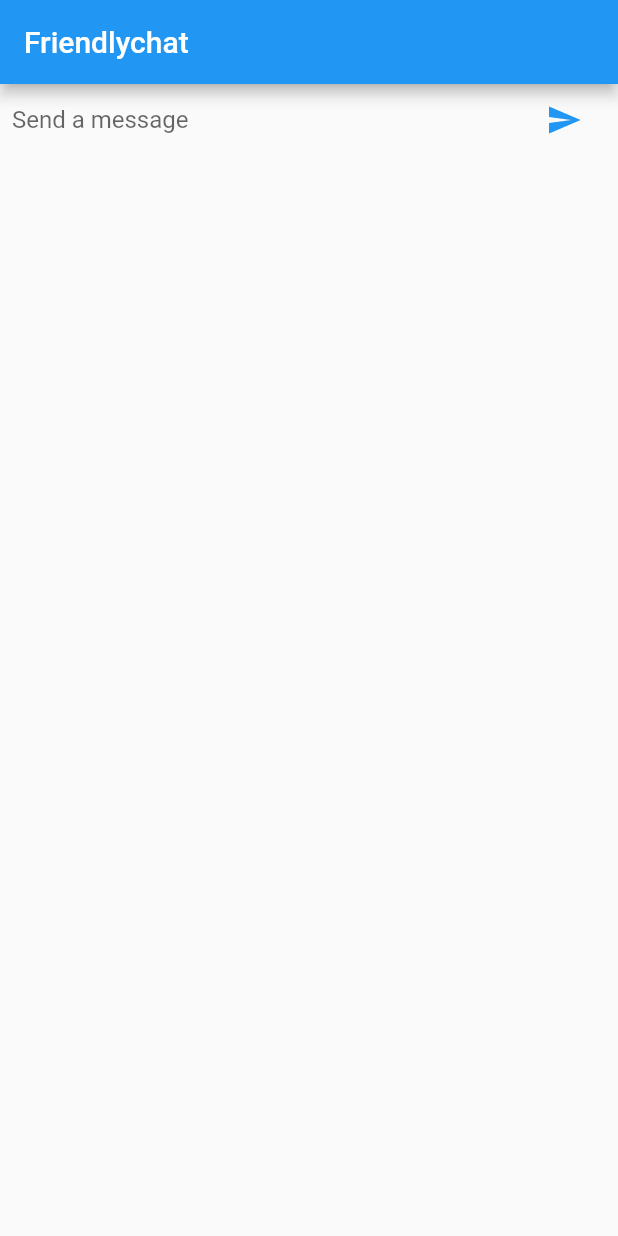
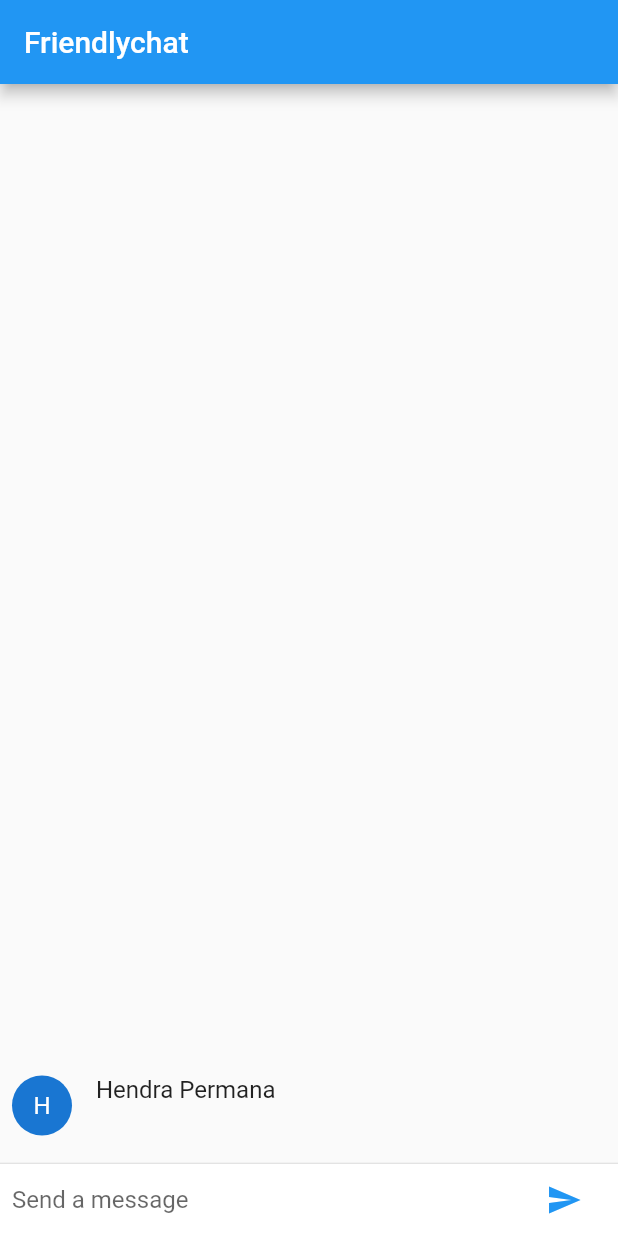
Before and after one commit to hynra/flutter-playground, a Flutter app: the screen it shows after launch, after a tap on the "send" icon, on a phone screen of 412 x 824 dp. Run offline on Flutter 3.47's test engine with Material 2 defaults, Android fonts, the phone set to English and light mode, and no system bars.

```diff
--- a/lib/main.dart
+++ b/lib/main.dart
@@ -1,4 +1,6 @@
 import 'package:flutter/material.dart';
+
+const String _name = "Hendra Permana";
 
 void main() {
   runApp(FriendlychatApp());
@@ -23,6 +25,7 @@ class ChatScreen extends StatefulWidget {
 
 class ChatScreenState extends State<ChatScreen> {
   final TextEditingController _controller = TextEditingController();
+  final List<ChatMessage> _messages = <ChatMessage>[];
 
   @override
   Widget build(BuildContext context) {
@@ -30,7 +33,26 @@ class ChatScreenState extends State<ChatScreen> {
       appBar: AppBar(
         title: Text("Friendlychat"),
       ),
-      body: _buildTextComposer(),
+      body: Column(
+        children: <Widget>[
+          Flexible(
+              child: ListView.builder(
+                padding: EdgeInsets.all(8),
+                reverse: true,
+                itemBuilder: (_, index) => _messages[index],
+                itemCount: _messages.length,
+              ),
+          ),
+          Divider(height: 1),
+          Container(
+            decoration: BoxDecoration(
+              color: Theme.of(context).cardColor
+            ),
+            child: this._buildTextComposer(),
+          ),
+        ],
+      ),
+      //body: _buildTextComposer(),
     );
   }
 
@@ -62,5 +84,46 @@ class ChatScreenState extends State<ChatScreen> {
 
   void _handleSubmitted(String text) {
     _controller.clear();
+    ChatMessage cm = ChatMessage(text: text);
+    setState(() {
+      _messages.insert(0, cm);
+    });
   }
 }
+
+class ChatMessage extends StatelessWidget {
+  final String text;
+
+  ChatMessage({this.text});
+
+  @override
+  Widget build(BuildContext context) {
+    return Container(
+      margin: EdgeInsets.symmetric(vertical: 10),
+      child: Row(
+        crossAxisAlignment: CrossAxisAlignment.start,
+        children: <Widget>[
+          Container(
+            margin: EdgeInsets.only(right: 16),
+            child: CircleAvatar(
+              child: Text(_name[0]),
+            ),
+          ),
+          Column(
+            crossAxisAlignment: CrossAxisAlignment.start,
+            children: <Widget>[
+              Text(
+                _name,
+                style: Theme.of(context).textTheme.subhead,
+              ),
+              Container(
+                margin: EdgeInsets.only(top: 5),
+                child: Text(this.text),
+              ),
+            ],
+          )
+        ],
+      ),
+    );
+  }
+}
```
